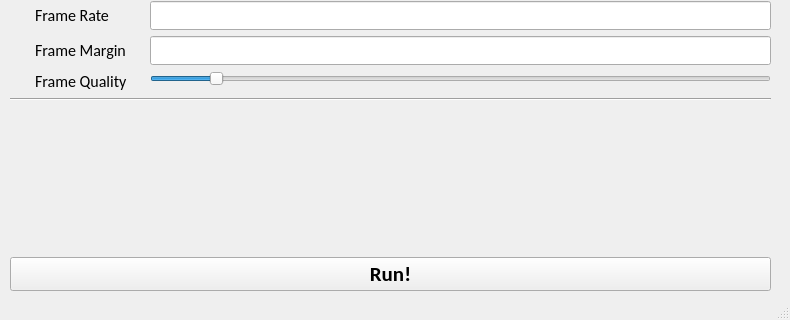
CommanderStorm/jumpcutter, file Jumpcutter.ui: the form before one commit; both pictures show x 0 to 790 and y 280 to 600 of the 790 by 600 pixel window.
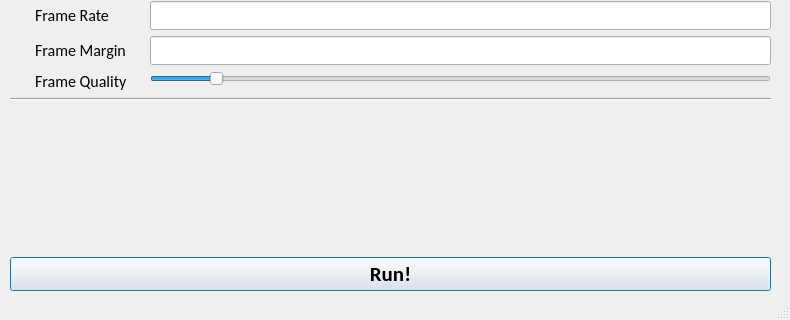
The form after the commit.

Commit message: added runbutton.clicked connector

Diff of the .ui file:
```diff
--- a/Jumpcutter.ui
+++ b/Jumpcutter.ui
@@ -577,6 +577,15 @@
          <property name="text">
           <string>Run!</string>
          </property>
+         <property name="autoDefault">
+          <bool>true</bool>
+         </property>
+         <property name="default">
+          <bool>true</bool>
+         </property>
+         <property name="flat">
+          <bool>false</bool>
+         </property>
         </widget>
        </item>
       </layout>
```
Left out of the diff: 19 changed lines with no effect on the pictures. The commit also changes 2 other files.
